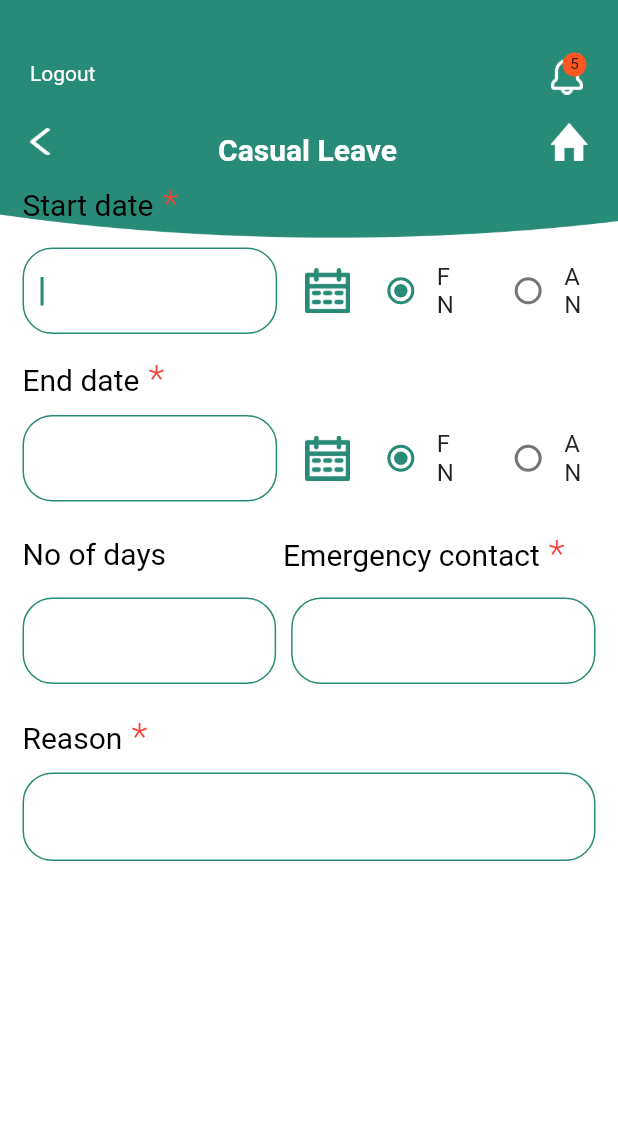
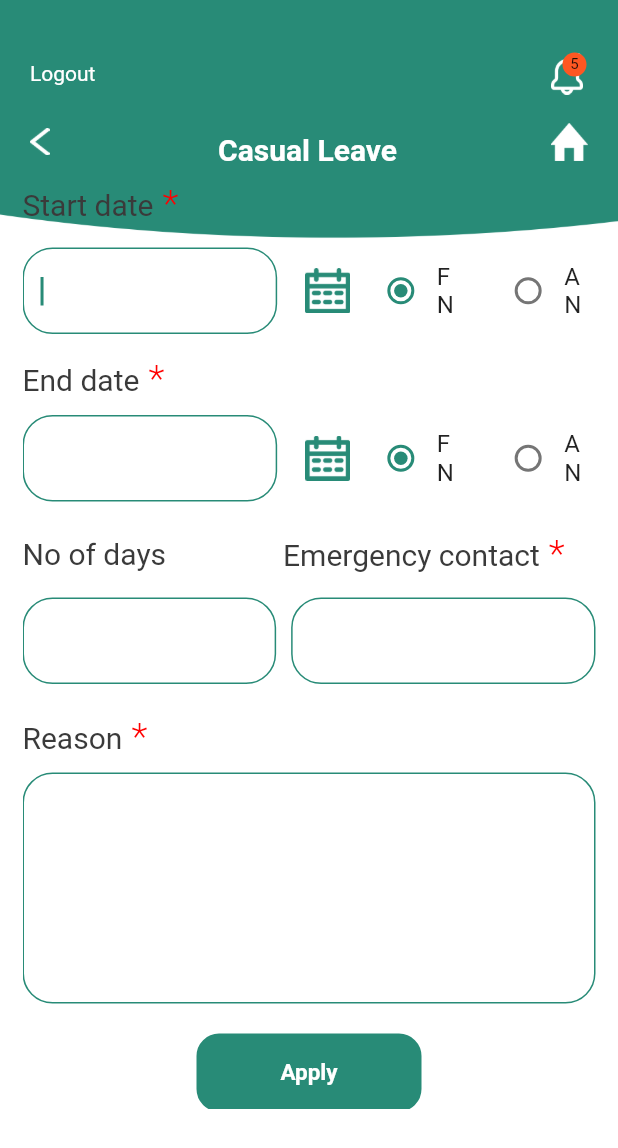
Before and after one commit to maruthu-anabond/leave_management, a Flutter app: what casualleave() shows on an empty page, opened directly, on a phone screen of 412 x 824 dp. Shown: the top 1148 px of the screen. Run offline on Flutter 3.47's test engine with Material 2 defaults, Android fonts, the phone set to English and light mode, and no system bars; our stand-ins replace carousel_slider, flutter_cache_manager, flutter_spinkit, flutter_svg, image_cropper, image_picker and 1 more; missing offline and left inert: adobe_xd, image_cropper_for_web, image_picker_for_web, shared_preferences_web; accounts and stored records are empty.

Commit message:
#3789Leave application-Mobile app Apply leave screen (CL)

```diff
--- a/lib/config/style.dart
+++ b/lib/config/style.dart
@@ -41,6 +41,7 @@ const appStyle = {
   'borderColor': Color(0xffe2e2e2),
   'mattGreen': Color(0xff288b77),
   'mattBlack': Color(0xff3a3a3a),
+  'red': Color(0xFFFF0000),
 };
 
 // ThemeData appThemeData = ThemeData(
@@ -108,6 +109,12 @@ var loginButton = TextStyle(
   color: const Color(0xff288b77),
   fontWeight: FontWeight.w700,
 );
+var applyButton = TextStyle(
+  // fontFamily: 'Roboto',
+  fontSize: 15.0,
+  color: const Color(0xffffffff),
+  fontWeight: FontWeight.w700,
+);
 String ucwords(String input) {
   if (input == null) {
     throw new ArgumentError("string: $input");
--- a/lib/myWidget/loginbutton.dart
+++ b/lib/myWidget/loginbutton.dart
@@ -25,3 +25,26 @@ Widget button() {
     ),
   );
 }
+
+Widget applybutton() {
+  return Container(
+    height: 52.0,
+    width: 150.0,
+    decoration: BoxDecoration(
+      color: appStyle['mattGreen'] as Color,
+      borderRadius: BorderRadius.circular(15.0),
+      border: Border.all(
+          width: 3.0, color: const Color(0xff288b77)),
+      // gradient: LinearGradient(
+      //     colors: [Color(0xff2E3374), Color(0xff5E86E5)],
+      //     begin: Alignment.centerRight,
+      //     end: Alignment.centerLeft),
+    ),
+    child: Center(
+      child: Text(
+        'Apply',
+        style: applyButton,
+      ),
+    ),
+  );
+}
--- a/lib/views/pages/casual_leave.dart
+++ b/lib/views/pages/casual_leave.dart
@@ -80,12 +80,12 @@ class _CasualPageState extends State<casualleave> {
                             text: TextSpan(
                                 text: "Start date",
                                 style: TextStyle(
-                                    color: Colors.black, fontWeight: FontWeight.w400, fontSize: 20),
+                                    color: appStyle['mattBlack'] as Color, fontWeight: FontWeight.w400, fontSize: 20),
                                 children: [
                                   TextSpan(
                                       text: ' *',
                                       style: TextStyle(
-                                          color: Colors.red,
+                                          color: appStyle['red'] as Color,
                                           fontWeight: FontWeight.w300,
                                           fontSize: 25))
                                 ]),
@@ -109,14 +109,14 @@ class _CasualPageState extends State<casualleave> {
                                       // hintStyle: FlutterFlowTheme.of(context).bodyText2,
                                       enabledBorder: OutlineInputBorder(
                                         borderSide: BorderSide(
-                                          color: Color(0xff288b77),
+                                          color: appStyle['mattGreen'] as Color,
                                           width: 1,
                                         ),
                                         borderRadius: BorderRadius.circular(20.0),
                                       ),
                                       focusedBorder: OutlineInputBorder(
                                         borderSide: BorderSide(
-                                          color: Color(0xff288b77),
+                                          color: appStyle['mattGreen'] as Color,
                                           width: 1,
                                         ),
                                         borderRadius: BorderRadius.circular(20.0),
@@ -127,7 +127,7 @@ class _CasualPageState extends State<casualleave> {
                                     ),
                                     textAlign: TextAlign.justify,
                                     keyboardType: TextInputType.datetime,
-                                    cursorColor: const Color(0xff288b77),
+                                    cursorColor: appStyle['mattGreen'] as Color,
                                   ),
                                 ),
                               ),
@@ -196,12 +196,12 @@ class _CasualPageState extends State<casualleave> {
                             text: TextSpan(
                                 text: "End date",
                                 style: TextStyle(
-                                    color: Colors.black, fontWeight: FontWeight.w400, fontSize: 20),
+                                    color: appStyle['mattBlack'] as Color, fontWeight: FontWeight.w400, fontSize: 20),
                                 children: [
                                   TextSpan(
                                       text: ' *',
                                       style: TextStyle(
-                                          color: Colors.red,
+                                          color: appStyle['red'] as Color,
                                           fontWeight: FontWeight.w300,
                                           fontSize: 25))
                                 ]),
@@ -225,14 +225,14 @@ class _CasualPageState extends State<casualleave> {
                                         // hintStyle: FlutterFlowTheme.of(context).bodyText2,
                                         enabledBorder: OutlineInputBorder(
                                           borderSide: BorderSide(
-                                            color: Color(0xff288b77),
+                                            color: appStyle['mattGreen'] as Color,
                                             width: 1,
                                           ),
                                           borderRadius: BorderRadius.circular(20.0),
                                         ),
                                         focusedBorder: OutlineInputBorder(
                                           borderSide: BorderSide(
-                                            color: Color(0xff288b77),
+                                            color: appStyle['mattGreen'] as Color,
                                             width: 1,
                                           ),
                                           borderRadius: BorderRadius.circular(20.0),
@@ -243,7 +243,7 @@ class _CasualPageState extends State<casualleave> {
                                       ),
                                       textAlign: TextAlign.justify,
                                       keyboardType: TextInputType.datetime,
-                                      cursorColor: const Color(0xff288b77),
+                                      cursorColor: appStyle['mattGreen'] as Color,
                                     ),
                                   ),
                                 ),
@@ -314,7 +314,7 @@ class _CasualPageState extends State<casualleave> {
                             text: TextSpan(
                                 text: "No of days",
                                 style: TextStyle(
-                                    color: Colors.black, fontWeight: FontWeight.w400, fontSize: 20),
+                                    color: appStyle['mattBlack'] as Color, fontWeight: FontWeight.w400, fontSize: 20),
                                 ),
                             ),
                             SizedBox(
@@ -324,12 +324,12 @@ class _CasualPageState extends State<casualleave> {
                               text: TextSpan(
                                 text: "Emergency contact",
                                 style: TextStyle(
-                                    color: Colors.black, fontWeight: FontWeight.w400, fontSize: 20),
+                                    color: appStyle['mattBlack'] as Color, fontWeight: FontWeight.w400, fontSize: 20),
                                   children: [
                                     TextSpan(
                                         text: ' *',
                                         style: TextStyle(
-                                            color: Colors.red,
+                                            color: appStyle['red'] as Color,
                                             fontWeight: FontWeight.w300,
                                             fontSize: 25))
                                   ]),
@@ -355,14 +355,14 @@ class _CasualPageState extends State<casualleave> {
                                         // hintStyle: FlutterFlowTheme.of(context).bodyText2,
                                         enabledBorder: OutlineInputBorder(
                                           borderSide: BorderSide(
-                                            color: Color(0xff288b77),
+                                            color: appStyle['mattGreen'] as Color,
                                             width: 1,
                                           ),
                                           borderRadius: BorderRadius.circular(20.0),
                                         ),
                                         focusedBorder: OutlineInputBorder(
                                           borderSide: BorderSide(
-                                            color: Color(0xff288b77),
+                                            color: appStyle['mattGreen'] as Color,
                                             width: 1,
                                           ),
                                           borderRadius: BorderRadius.circular(20.0),
@@ -373,7 +373,7 @@ class _CasualPageState extends State<casualleave> {
                                       ),
                                       textAlign: TextAlign.justify,
                                       keyboardType: TextInputType.number,
-                                      cursorColor: const Color(0xff288b77),
+                                      cursorColor: appStyle['mattGreen'] as Color,
                                     ),
                                   ),
                                 ),
@@ -395,14 +395,14 @@ class _CasualPageState extends State<casualleave> {
                                         // hintStyle: FlutterFlowTheme.of(context).bodyText2,
                                         enabledBorder: OutlineInputBorder(
                                           borderSide: BorderSide(
-                                            color: Color(0xff288b77),
+                                            color: appStyle['mattGreen'] as Color,
                                             width: 1,
                                           ),
                                           borderRadius: BorderRadius.circular(20.0),
                                         ),
                                         focusedBorder: OutlineInputBorder(
                                           borderSide: BorderSide(
-                                            color: Color(0xff288b77),
+                                            color: appStyle['mattGreen'] as Color,
                                             width: 1,
                                           ),
                                           borderRadius: BorderRadius.circular(20.0),
@@ -413,7 +413,7 @@ class _CasualPageState extends State<casualleave> {
                                       ),
                                       textAlign: TextAlign.justify,
                                       keyboardType: TextInputType.number,
-                                      cursorColor: const Color(0xff288b77),
+                                      cursorColor: appStyle['mattGreen'] as Color,
                                     ),
                                   ),
                                 ),
@@ -428,12 +428,12 @@ class _CasualPageState extends State<casualleave> {
                             text: TextSpan(
                                 text: "Reason",
                                 style: TextStyle(
-                                    color: Colors.black, fontWeight: FontWeight.w400, fontSize: 20),
+                                    color: appStyle['mattBlack'] as Color, fontWeight: FontWeight.w400, fontSize: 20),
                                 children: [
                                   TextSpan(
                                       text: ' *',
                                       style: TextStyle(
-                                          color: Colors.red,
+                                          color: appStyle['red'] as Color,
                                           fontWeight: FontWeight.w300,
                                           fontSize: 25))
                                 ]),
@@ -457,14 +457,14 @@ class _CasualPageState extends State<casualleave> {
                                         // hintStyle: FlutterFlowTheme.of(context).bodyText2,
                                         enabledBorder: OutlineInputBorder(
                                           borderSide: BorderSide(
-                                            color: Color(0xff288b77),
+                                            color: appStyle['mattGreen'] as Color,
                                             width: 1,
                                           ),
                                           borderRadius: BorderRadius.circular(20.0),
                                         ),
                                         focusedBorder: OutlineInputBorder(
                                           borderSide: BorderSide(
-                                            color: Color(0xff288b77),
+                                            color: appStyle['mattGreen'] as Color,
                                             width: 1,
                                           ),
                                           borderRadius: BorderRadius.circular(20.0),
@@ -473,13 +473,47 @@ class _CasualPageState extends State<casualleave> {
                                       style: TextStyle(
                                         fontFamily: 'Roboto',
                                       ),
+                                      minLines: 6,
+                                      maxLines: null,
                                       textAlign: TextAlign.justify,
-                                      keyboardType: TextInputType.text,
-                                      cursorColor: const Color(0xff288b77),
+                                      keyboardType: TextInputType.multiline,
+                                      cursorColor: appStyle['mattGreen'] as Color,
                                     ),
                                   ),
                                 ),
                               ),
+                            ],
+                          ),
+                          SizedBox(
+                            height: 20.0,
+                          ),
+                          Row(
+                            children: [
+                              Expanded(
+                                child: Align(
+                                  // alignment: AlignmentDirectional(-0.98, -0.45),
+                                  child:
+                                    InkWell(
+                                      // onTap: () async {
+                                      //   if (_formKey.currentState.validate()) {
+                                      //     Navigator.push(
+                                      //       context,
+                                      //       MaterialPageRoute(
+                                      //           builder: (context) => ChooseOrganization()),
+                                      //     );
+                                      //
+                                      //   }
+                                      // },
+                                      onTap: () async {
+                                        //   // Navigator.push(
+                                        //   //   context,
+                                        //   //   MaterialPageRoute(builder: (context) => OverView()),
+                                        //   // );
+                                      },
+                                      child: applybutton(),
+                                    ),
+                                  ),
+                                ),
                             ],
                           ),
                         ],
```
